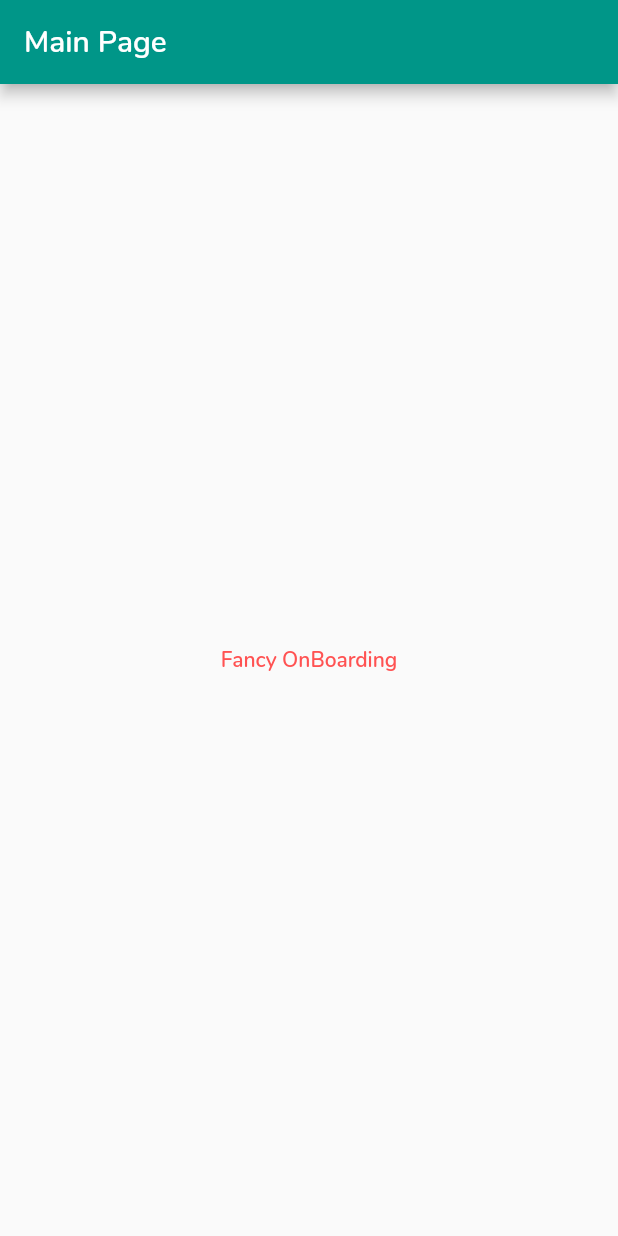
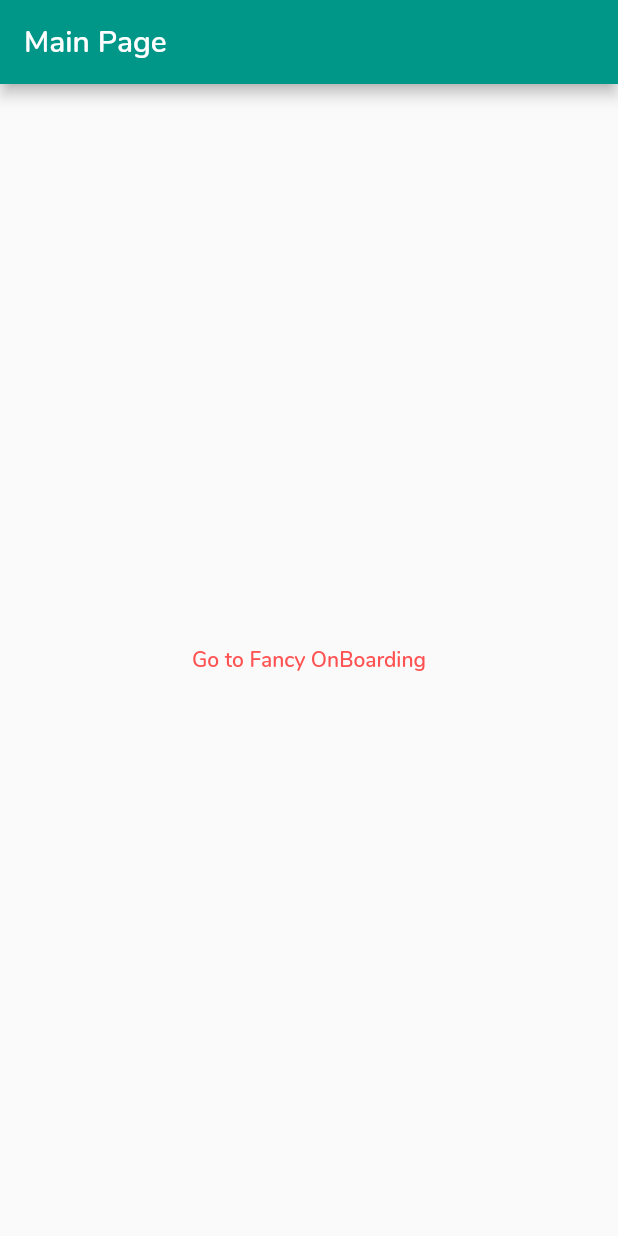
Before and after one commit to xsahil03x/fancy_on_boarding, a Flutter app: the screen it shows after launch, after a tap on "Skip", on a phone screen of 412 x 824 dp. Run offline on Flutter 3.47's test engine with Material 2 defaults, Android fonts, the phone set to English and light mode, and no system bars; our stand-ins replace flutter_svg; missing offline and left inert: dart:html.

```diff
--- a/example/lib/main.dart
+++ b/example/lib/main.dart
@@ -6,21 +6,28 @@ import 'second_screen.dart';
 void main() => runApp(new MyApp());
 
 class MyApp extends StatelessWidget {
+  const MyApp({Key? key}) : super(key: key);
+
   @override
   Widget build(BuildContext context) {
     return MaterialApp(
       debugShowCheckedModeBanner: false,
-      initialRoute: '/',
+      initialRoute: MyHomePage.routeName,
       //Add Route to the main Page.
-      routes: {'/mainPage': (context) => MainPage()},
+      routes: {
+        MyHomePage.routeName: (context) =>
+            MyHomePage(title: 'Fancy OnBoarding HomePage'),
+        MainPage.routeName: (context) => MainPage(),
+      },
       title: 'Fancy OnBoarding Demo',
       theme: ThemeData(primarySwatch: Colors.teal, fontFamily: 'Nunito'),
-      home: MyHomePage(title: 'Fancy OnBoarding HomePage'),
     );
   }
 }
 
 class MyHomePage extends StatefulWidget {
+  static const String routeName = '/';
+
   MyHomePage({
     Key? key,
     required this.title,
@@ -152,9 +159,9 @@ class _MyHomePageState extends State<MyHomePage> {
         skipButtonText: "Skip",
         pageList: pageList,
         onDoneButtonPressed: () =>
-            Navigator.of(context).pushReplacementNamed('/mainPage'),
+            Navigator.of(context).pushReplacementNamed(MainPage.routeName),
         onSkipButtonPressed: () =>
-            Navigator.of(context).pushReplacementNamed('/mainPage'),
+            Navigator.of(context).pushReplacementNamed(MainPage.routeName),
       ),
     );
   }
--- a/example/lib/second_screen.dart
+++ b/example/lib/second_screen.dart
@@ -1,6 +1,7 @@
 import 'package:flutter/material.dart';
 
 class MainPage extends StatelessWidget {
+  static const String routeName = '/home';
   @override
   Widget build(BuildContext context) {
     return Scaffold(
@@ -8,9 +9,12 @@ class MainPage extends StatelessWidget {
         title: Text("Main Page"),
       ),
       body: Center(
-        child: Text(
-          "Fancy OnBoarding",
-          style: TextStyle(color: Colors.redAccent),
+        child: TextButton(
+          onPressed: ()=>Navigator.of(context).pushReplacementNamed('/'),
+          child: Text(
+            "Go to Fancy OnBoarding",
+            style: TextStyle(color: Colors.redAccent),
+          ),
         ),
       ),
     );
--- a/lib/src/fancy_image.dart
+++ b/lib/src/fancy_image.dart
@@ -24,7 +24,15 @@ class FancyImage extends StatelessWidget {
     if (isUrl)
       return Padding(
         padding: const EdgeInsets.all(8.0),
-        child: Image.network(
+        child: isSvg
+            ? SvgPicture.asset(
+                image,
+                width: width,
+                height: height,
+                color: color,
+                fit: BoxFit.contain,
+              )
+            : Image.network(
                 image,
                 width: width,
                 height: height,
--- a/lib/src/fancy_on_boarding.dart
+++ b/lib/src/fancy_on_boarding.dart
@@ -103,20 +103,16 @@ class _FancyOnBoardingState extends State<FancyOnBoarding>
           canDragRightToLeft: activeIndex < pageList.length - 1,
           onSlideUpdate: slideUpdateStream.add,
         ),
-        Positioned(
+        PositionedDirectional(
           bottom: widget.bottomMargin,
-          right: isRTL ? null : 8,
-          left: isRTL ? 8 : null,
+          end: 8,
           child: Opacity(
             opacity: opacity,
             child: widget.doneButton ??
                 TextButton(
                   style: ButtonStyle(
                     padding: MaterialStateProperty.all<EdgeInsetsGeometry>(
-                      const EdgeInsets.symmetric(
-                        vertical: 0.0,
-                        horizontal: 16.0,
-                      ),
+                      const EdgeInsets.symmetric(horizontal: 16.0),
                     ),
                     shape: MaterialStateProperty.all<OutlinedBorder>(
                       widget.doneButtonShape ??
@@ -138,7 +134,7 @@ class _FancyOnBoardingState extends State<FancyOnBoarding>
                             fontWeight: FontWeight.w800),
                   ),
                   onPressed:
-                      opacity == 1.0 ? widget.onDoneButtonPressed : () {},
+                      opacity == 1.0 ? widget.onDoneButtonPressed : null,
                 ),
           ),
         ),
@@ -167,7 +163,7 @@ class _FancyOnBoardingState extends State<FancyOnBoarding>
                       onPressed: widget.onSkipButtonPressed,
                     ),
               )
-            : Offstage()
+            : SizedBox.shrink(),
       ],
     );
   }
```
Also changed, not shown: example/analysis_options.yaml (added, +29 -0 lines), pubspec.yaml (+5 -4 lines), 85 other files. Lines whose indentation alone changed are shown as unchanged.
